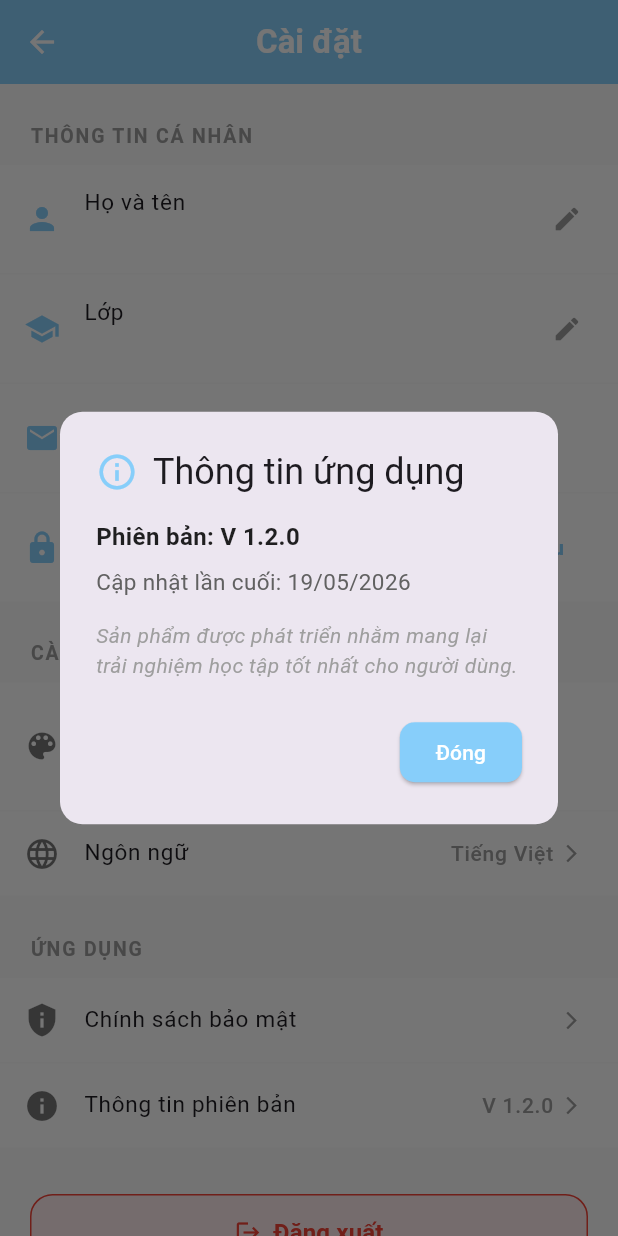
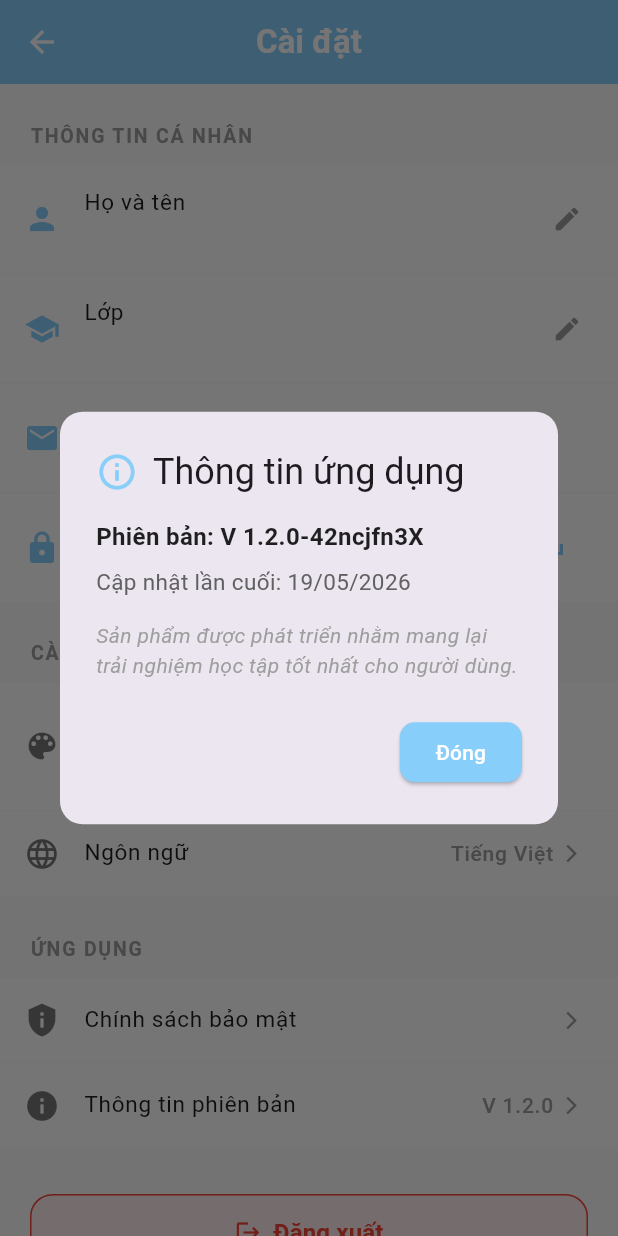
Before and after one commit to ngkyann/ES_Study, a Flutter app: the SettingsPage screen opened directly with empty values, after a tap on "Thông tin phiên bản", on a phone screen of 412 x 824 dp. Run offline on Flutter 3.47's test engine with Material 3 defaults, Android fonts, the phone set to English and light mode, and no system bars; our stand-ins replace audioplayers, cloud_firestore, dio, file_picker, firebase_auth, firebase_core and 9 more; missing offline and left inert: flutter_markdown_latex, flutter_webrtc, gal, markdown; accounts and stored records are empty.

Commit message:
Update version

```diff
--- a/src/lib/screens/settings_page.dart
+++ b/src/lib/screens/settings_page.dart
@@ -742,7 +742,9 @@ class _SettingsPageState extends State<SettingsPage> {
             crossAxisAlignment: CrossAxisAlignment.start,
             children: [
               Text(
-                isVN ? "Phiên bản: V 1.2.0" : "Version: V 1.2.0",
+                isVN
+                    ? "Phiên bản: V 1.2.0-42ncjfn3X"
+                    : "Version: V 1.2.0-42ncjfn3X",
                 style: const TextStyle(
                   fontWeight: FontWeight.bold,
                   fontSize: 16,
```
